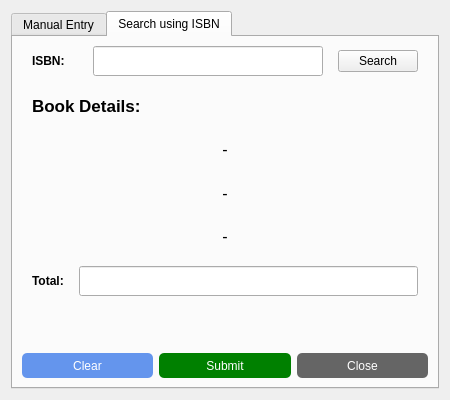
First picture: the form in GeneratedUI/uifiles/addbooks.ui, repository ayushr01/Library-Management-System, before the edit.
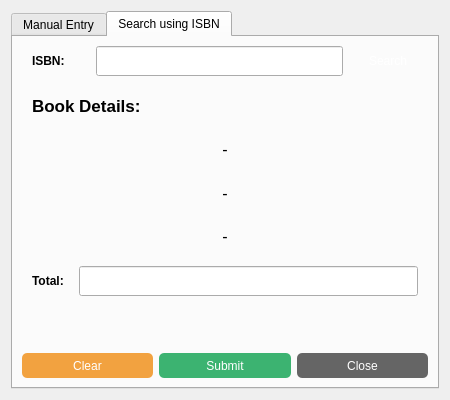
Second picture: the form after the edit. The open tabs and pages were chosen to show the change.

Commit message: Changed button colours

```diff
--- a/GeneratedUI/uifiles/addbooks.ui
+++ b/GeneratedUI/uifiles/addbooks.ui
@@ -285,6 +285,23 @@
          </item>
          <item>
           <widget class="QPushButton" name="searchbuttonisbn">
+           <property name="minimumSize">
+            <size>
+             <width>60</width>
+             <height>30</height>
+            </size>
+           </property>
+           <property name="styleSheet">
+            <string notr="true">QPushButton#searchbuttonisbn{
+	background-color: BurlyWood;
+	border-radius: 5px;
+	color: white;
+}
+
+QPushButton#searchbuttonisbn:hover{
+	border: 2px solid teal;
+}</string>
+           </property>
            <property name="text">
             <string>Search</string>
            </property>
@@ -445,7 +462,7 @@
            </property>
            <property name="styleSheet">
             <string notr="true">QPushButton#clearbuttonisbn{
-	background-color: cornflowerblue;
+	background-color: #f2a240;
 	border-radius: 5px;
 	color: white;
 }
@@ -469,7 +486,7 @@
            </property>
            <property name="styleSheet">
             <string notr="true">QPushButton#submitbuttonisbn{
-	background-color: green;
+	background-color: MediumSeaGreen;
 	border-radius: 5px;
 	color: white;
 }
```
Left out of the diff: 6 changed lines with no effect on the pictures. The commit also changes 15 other files.
